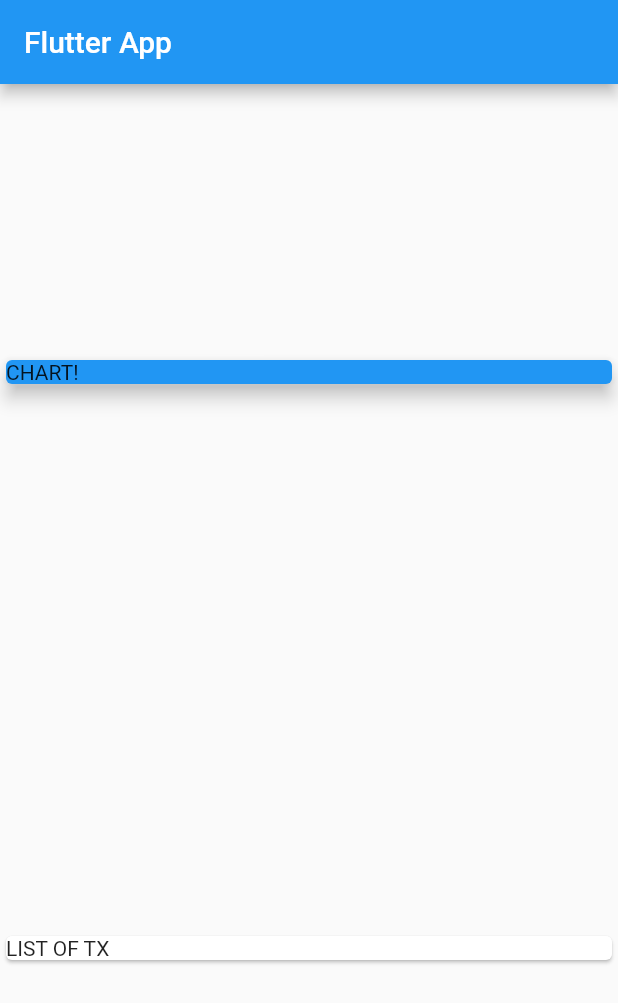
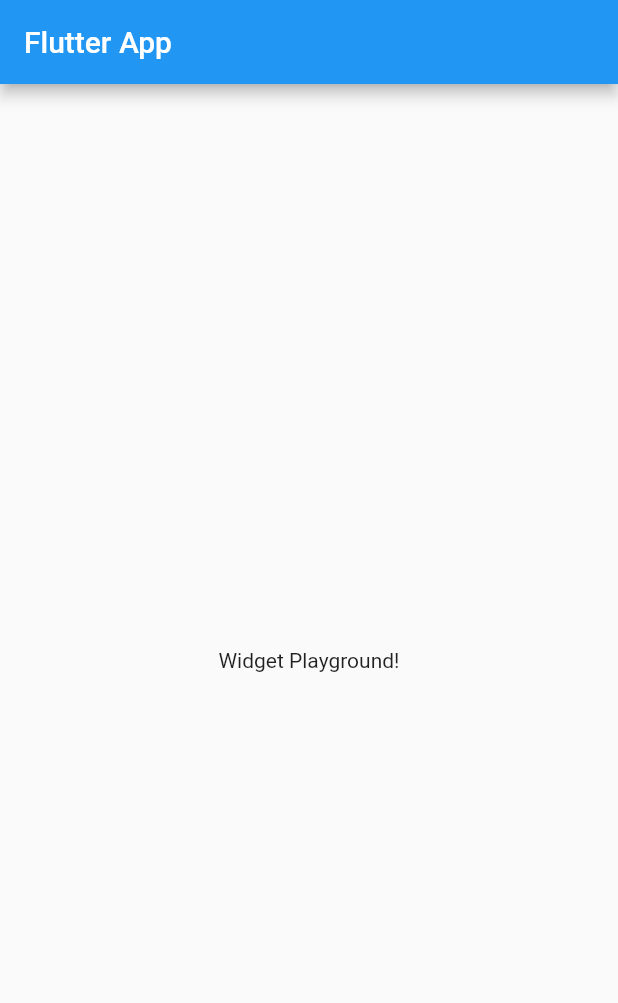
Before and after one commit to Kh-Rakib/Flutter-Dart, a Flutter app: the screen it shows after launch, on a phone screen of 412 x 824 dp. Shown: the top 1003 px of the screen. Run offline on Flutter 3.47's test engine with Material 2 defaults, Android fonts, the phone set to English and light mode, and no system bars.

Commit message:
Strat Over Combinig Widgets

```diff
--- a/Expense_Planner/lib/main.dart
+++ b/Expense_Planner/lib/main.dart
@@ -1,56 +1,29 @@
-import './transaction.dart';
 import 'package:flutter/material.dart';
 
-void main() => runApp(MyApp());
+void main() {
+  runApp(Myapp());
+}
 
-class MyApp extends StatelessWidget {
+class Myapp extends StatelessWidget { //Myapp here is a class which inherit Statelesswidget
   @override
-  Widget build(BuildContext context) {
-    return MaterialApp(
-      title: 'Flutter App',
+  Widget build (BuildContext context) {  //build is a method (Function inside of a class is Method)
+    return MaterialApp(                  // context is special is a argument of type buildcontext
+      title: 'Flutter App',              // Context will call by flutter to do heavy lifting behind the scene
       home: MyHomePage(),
     );
   }
 }
 
 class MyHomePage extends StatelessWidget {
-  final List<Transaction> transactions = [  // Here <Transactions> is ised as type of the list
-    Transaction(
-      id: 't1',
-      title: 'New Shoes',
-      amount: 69.99,
-      date: DateTime.now(),
-    ),
-    Transaction(
-      id: 't2',
-      title: 'Weekly Groceries',
-      amount: 16.53,
-      date: DateTime.now(),
-    ),
-  ];
   @override
-  Widget build(BuildContext context) {
+  Widget build (BuildContext context) {
     return Scaffold(
       appBar: AppBar(
-        title: Text('Flutter App'),
+      title: Text('Flutter App'),
       ),
-      body: Column(
-        mainAxisAlignment: MainAxisAlignment.spaceAround,
-        crossAxisAlignment: CrossAxisAlignment.stretch,
-        children: <Widget>[
-          Container(
-            width: double.infinity,
-            child: Card(
-              color: Colors.blue,
-              child: Text('CHART!'),
-              elevation: 5, // Shadow under the card aka Hover Effect
-            ),
-          ),
-          Card(
-            child: Text('LIST OF TX'),
-          ),
-        ],
-      ),
-    );
+      body: Center(
+            child: Text('Widget Playground!'),
+              ),
+            );
   }
 }
--- a/Expense_Planner/lib/transaction.dart
+++ /dev/null
@@ -1,15 +0,0 @@
-import 'package:flutter/foundation.dart';
-
-class Transaction {
-  final String id;
-  final String title;
-  final double amount;
-  final DateTime date;
-
-  Transaction({
-    @required this.id,
-    @required this.title,
-    @required this.amount,
-    @required this.date,
-  });
-}
```
